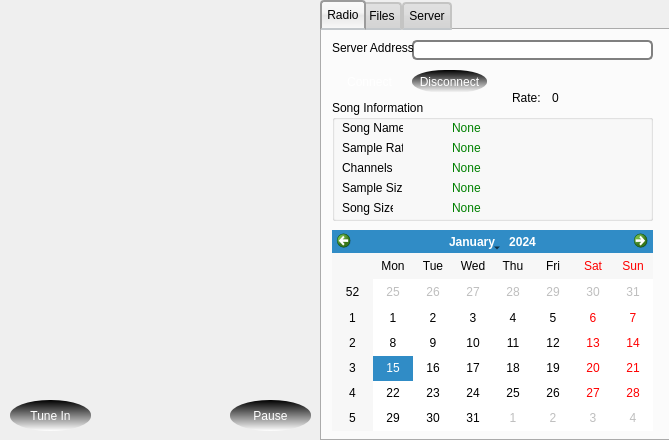
warren80/comaudio, file mainwindow.ui: the form before one commit.
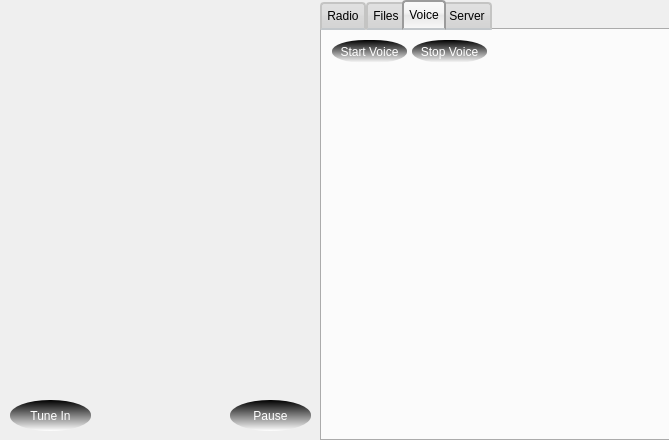
The form after the commit. Icons and pictures are not drawn.

Commit message: voice tab

```diff
--- a/mainwindow.ui
+++ b/mainwindow.ui
@@ -154,7 +154,7 @@
      <enum>QTabWidget::Rounded</enum>
     </property>
     <property name="currentIndex">
-     <number>0</number>
+     <number>2</number>
     </property>
     <property name="elideMode">
      <enum>Qt::ElideNone</enum>
@@ -569,6 +569,40 @@
       </property>
      </widget>
     </widget>
+    <widget class="QWidget" name="voiceTab">
+     <property name="enabled">
+      <bool>false</bool>
+     </property>
+     <attribute name="title">
+      <string>Voice</string>
+     </attribute>
+     <widget class="QPushButton" name="startTalkingButton">
+      <property name="geometry">
+       <rect>
+        <x>10</x>
+        <y>10</y>
+        <width>75</width>
+        <height>23</height>
+       </rect>
+      </property>
+      <property name="text">
+       <string>Start Voice</string>
+      </property>
+     </widget>
+     <widget class="QPushButton" name="stopTalkingButton">
+      <property name="geometry">
+       <rect>
+        <x>90</x>
+        <y>10</y>
+        <width>75</width>
+        <height>23</height>
+       </rect>
+      </property>
+      <property name="text">
+       <string>Stop Voice</string>
+      </property>
+     </widget>
+    </widget>
     <widget class="QWidget" name="serverTab">
      <property name="enabled">
       <bool>true</bool>
```
The commit also changes 2 other files.
